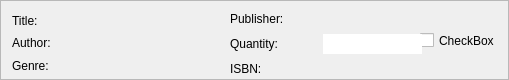
Above: frame.ui from zoedmora/Library before the change. Below: the same form after it.
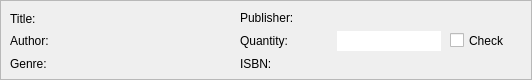
That is the form after the change.

The edit to the form file:
```diff
--- a/frame.ui
+++ b/frame.ui
@@ -6,7 +6,7 @@
    <rect>
     <x>0</x>
     <y>0</y>
-    <width>509</width>
+    <width>532</width>
     <height>80</height>
    </rect>
   </property>
@@ -28,22 +28,22 @@
   <widget class="QCheckBox" name="checkBox">
    <property name="geometry">
     <rect>
-     <x>420</x>
+     <x>450</x>
      <y>30</y>
      <width>81</width>
      <height>21</height>
     </rect>
    </property>
    <property name="text">
-    <string>CheckBox</string>
+    <string>Check</string>
    </property>
   </widget>
   <widget class="QWidget" name="layoutWidget">
    <property name="geometry">
     <rect>
-     <x>12</x>
-     <y>12</y>
-     <width>151</width>
+     <x>10</x>
+     <y>10</y>
+     <width>211</width>
      <height>62</height>
     </rect>
    </property>
@@ -98,10 +98,10 @@
   <widget class="QWidget" name="layoutWidget">
    <property name="geometry">
     <rect>
-     <x>230</x>
+     <x>240</x>
      <y>10</y>
-     <width>192</width>
-     <height>68</height>
+     <width>201</width>
+     <height>61</height>
     </rect>
    </property>
    <layout class="QGridLayout" name="gridLayout">
```
Left out of the diff: 74 changed lines with no effect on the pictures.
